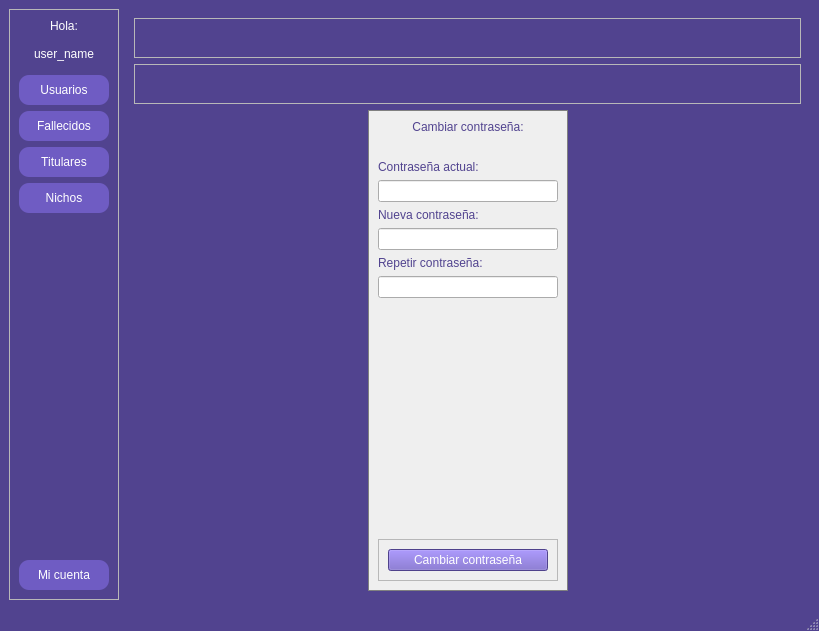
Old version of the form niches/view/ui/main_window.ui in the repository degorck/enduring-chambers.
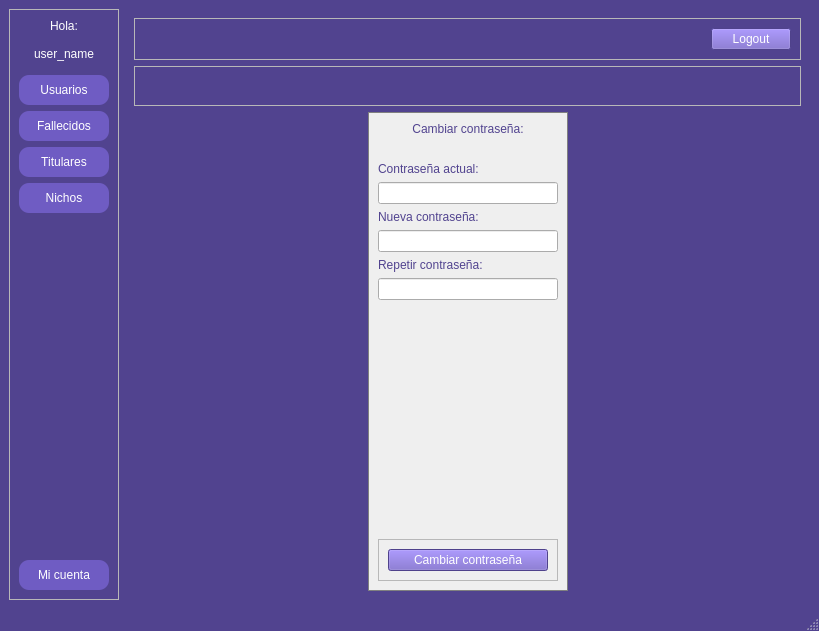
New version of the form. The open tabs and pages were chosen to show the change. Icons and pictures are not drawn.

Commit message: Added logout button

The edit to the form file:
```diff
--- a/niches/view/ui/main_window.ui
+++ b/niches/view/ui/main_window.ui
@@ -1959,7 +1959,7 @@
              <x>0</x>
              <y>0</y>
              <width>198</width>
-             <height>458</height>
+             <height>454</height>
             </rect>
            </property>
            <layout class="QVBoxLayout" name="verticalLayout_18">
@@ -2093,6 +2093,13 @@
              </property>
             </spacer>
            </item>
+           <item>
+            <widget class="QPushButton" name="push_button_my_account_logout">
+             <property name="text">
+              <string>Logout</string>
+             </property>
+            </widget>
+           </item>
           </layout>
          </widget>
         </item>
```
The commit also changes 6 other files.
